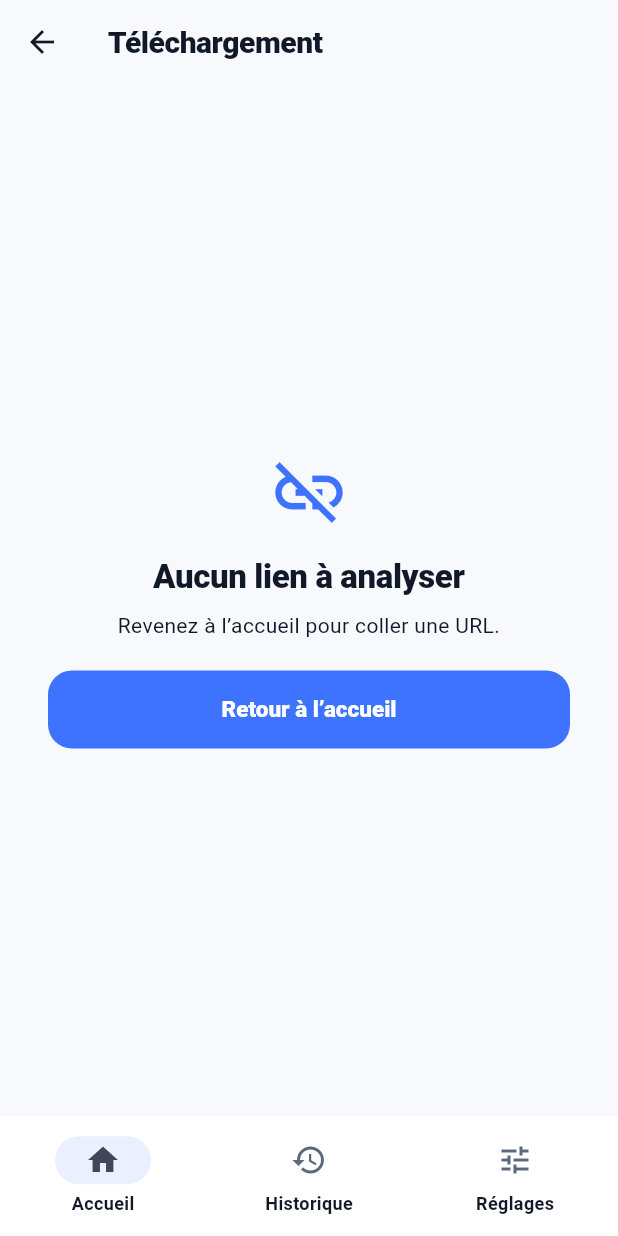
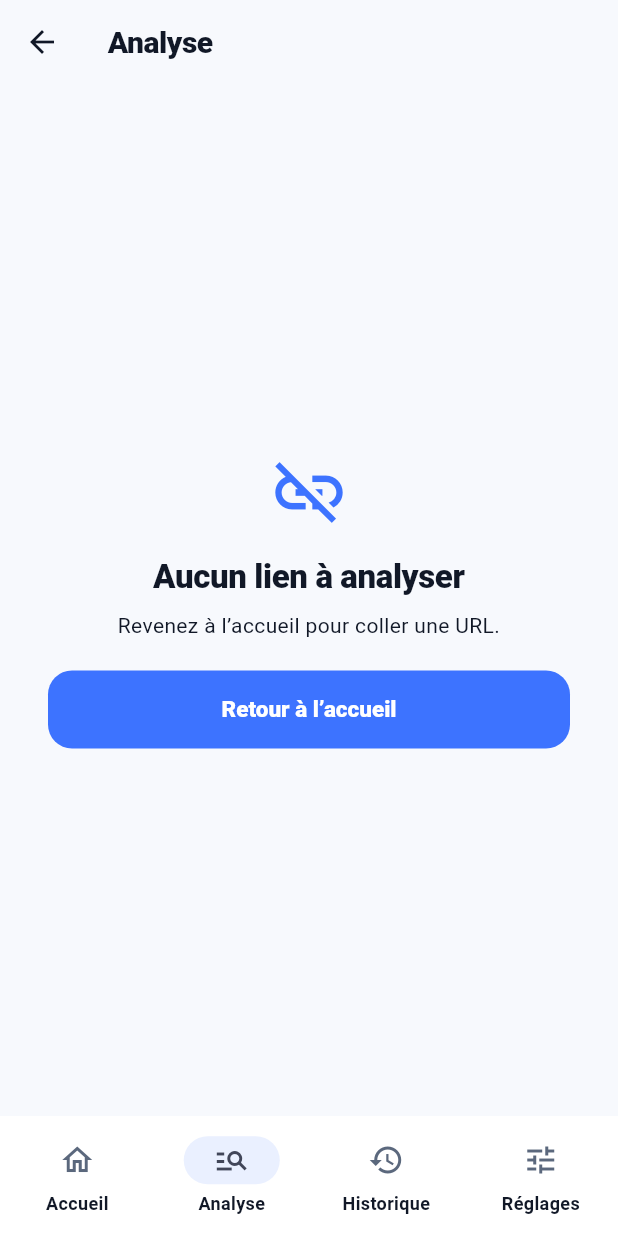
Before and after one commit to DazBot13-boopt/dazdownloader, a Flutter app: the DownloadPage screen opened by its route, on a phone screen of 412 x 824 dp. Run offline on Flutter 3.47's test engine with Material 3 defaults, Android fonts, the phone set to English and light mode, and no system bars; our stand-ins replace flutter_riverpod, font_awesome_flutter, go_router, shared_preferences; accounts and stored records are empty.

Commit message:
Add persistent analysis tab to web navigation

```diff
--- a/lib/features/download/presentation/download_page.dart
+++ b/lib/features/download/presentation/download_page.dart
@@ -46,7 +46,7 @@ class _DownloadPageState extends ConsumerState<DownloadPage> {
 
     return Scaffold(
       appBar: AppBar(
-        title: const Text('Téléchargement'),
+        title: const Text('Analyse'),
         leading: IconButton(
           onPressed: () => context.go('/'),
           icon: const Icon(Icons.arrow_back),
--- a/lib/features/shell/presentation/app_shell.dart
+++ b/lib/features/shell/presentation/app_shell.dart
@@ -69,17 +69,21 @@ class _AppShellState extends ConsumerState<AppShell> {
   }
 
   int get _selectedIndex {
-    if (widget.location.startsWith('/history')) {
+    if (widget.location.startsWith('/download')) {
       return 1;
     }
+    if (widget.location.startsWith('/history')) {
+      return 2;
+    }
     if (widget.location.startsWith('/settings')) {
-      return 2;
+      return 3;
     }
     return 0;
   }
 
   @override
   Widget build(BuildContext context) {
+    final analysis = ref.watch(downloadControllerProvider);
     ref.listen(downloadControllerProvider, (previous, next) {
       if (!next.restored ||
           next.url == null ||
@@ -96,18 +100,29 @@ class _AppShellState extends ConsumerState<AppShell> {
         onDestinationSelected: (index) {
           switch (index) {
             case 1:
+              context.go('/download');
+            case 2:
               context.go('/history');
-            case 2:
+            case 3:
               context.go('/settings');
             default:
               context.go('/');
           }
         },
-        destinations: const [
+        destinations: [
           NavigationDestination(
             icon: Icon(Icons.home_outlined),
             selectedIcon: Icon(Icons.home),
             label: 'Accueil',
+          ),
+          NavigationDestination(
+            icon: analysis.isBusy
+                ? const Badge(smallSize: 8, child: Icon(Icons.manage_search))
+                : const Icon(Icons.manage_search),
+            selectedIcon: analysis.isBusy
+                ? const Badge(smallSize: 8, child: Icon(Icons.manage_search))
+                : const Icon(Icons.manage_search),
+            label: 'Analyse',
           ),
           NavigationDestination(
             icon: Icon(Icons.history_outlined),
```
Also changed, not shown: 1 other file.
